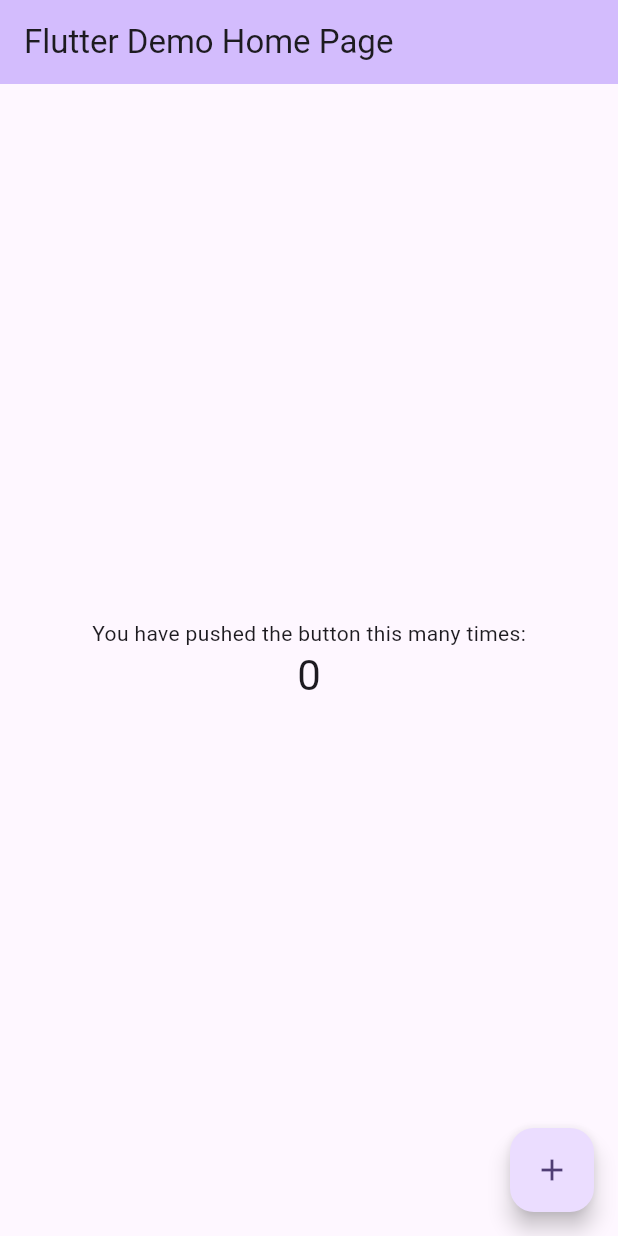
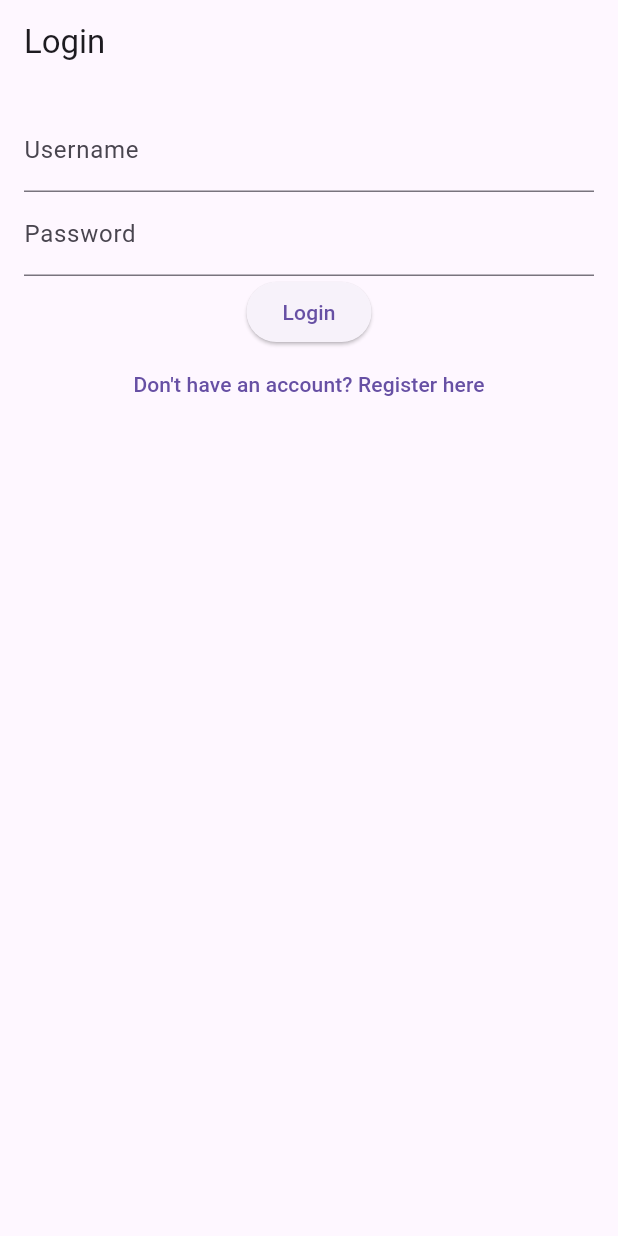
Before and after one commit to Cypher-O/chat, a Flutter app: the screen it shows after launch, on a phone screen of 412 x 824 dp. Run offline on Flutter 3.47's test engine with Material 3 defaults, Android fonts, the phone set to English and light mode, and no system bars; our stand-ins replace flutter_secure_storage.

```diff
--- a/lib/main.dart
+++ b/lib/main.dart
@@ -1,4 +1,9 @@
+import 'package:chat/screens/register_screen.dart';
 import 'package:flutter/material.dart';
+import 'package:provider/provider.dart';
+import 'package:chat/screens/login_screen.dart';
+import 'package:chat/services/api_service.dart';
+import 'package:chat/services/websocket_service.dart';
 
 void main() {
   runApp(const MyApp());
@@ -7,119 +12,19 @@ void main() {
 class MyApp extends StatelessWidget {
   const MyApp({super.key});
 
-  // This widget is the root of your application.
   @override
   Widget build(BuildContext context) {
-    return MaterialApp(
-      title: 'Flutter Demo',
-      theme: ThemeData(
-        // This is the theme of your application.
-        //
-        // TRY THIS: Try running your application with "flutter run". You'll see
-        // the application has a purple toolbar. Then, without quitting the app,
-        // try changing the seedColor in the colorScheme below to Colors.green
-        // and then invoke "hot reload" (save your changes or press the "hot
-        // reload" button in a Flutter-supported IDE, or press "r" if you used
-        // the command line to start the app).
-        //
-        // Notice that the counter didn't reset back to zero; the application
-        // state is not lost during the reload. To reset the state, use hot
-        // restart instead.
-        //
-        // This works for code too, not just values: Most code changes can be
-        // tested with just a hot reload.
-        colorScheme: ColorScheme.fromSeed(seedColor: Colors.deepPurple),
-        useMaterial3: true,
+    return MultiProvider(
+      providers: [
+        Provider(create: (_) => ApiService()),
+        Provider(create: (_) => WebSocketService()),
+      ],
+      child: MaterialApp(
+        home: const LoginScreen(),
+        routes: {
+          '/register': (context) => const RegisterScreen(),
+        },
       ),
-      home: const MyHomePage(title: 'Flutter Demo Home Page'),
     );
   }
 }
-
-class MyHomePage extends StatefulWidget {
-  const MyHomePage({super.key, required this.title});
-
-  // This widget is the home page of your application. It is stateful, meaning
-  // that it has a State object (defined below) that contains fields that affect
-  // how it looks.
-
-  // This class is the configuration for the state. It holds the values (in this
-  // case the title) provided by the parent (in this case the App widget) and
-  // used by the build method of the State. Fields in a Widget subclass are
-  // always marked "final".
-
-  final String title;
-
-  @override
-  State<MyHomePage> createState() => _MyHomePageState();
-}
-
-class _MyHomePageState extends State<MyHomePage> {
-  int _counter = 0;
-
-  void _incrementCounter() {
-    setState(() {
-      // This call to setState tells the Flutter framework that something has
-      // changed in this State, which causes it to rerun the build method below
-      // so that the display can reflect the updated values. If we changed
-      // _counter without calling setState(), then the build method would not be
-      // called again, and so nothing would appear to happen.
-      _counter++;
-    });
-  }
-
-  @override
-  Widget build(BuildContext context) {
-    // This method is rerun every time setState is called, for instance as done
-    // by the _incrementCounter method above.
-    //
-    // The Flutter framework has been optimized to make rerunning build methods
-    // fast, so that you can just rebuild anything that needs updating rather
-    // than having to individually change instances of widgets.
-    return Scaffold(
-      appBar: AppBar(
-        // TRY THIS: Try changing the color here to a specific color (to
-        // Colors.amber, perhaps?) and trigger a hot reload to see the AppBar
-        // change color while the other colors stay the same.
-        backgroundColor: Theme.of(context).colorScheme.inversePrimary,
-        // Here we take the value from the MyHomePage object that was created by
-        // the App.build method, and use it to set our appbar title.
-        title: Text(widget.title),
-      ),
-      body: Center(
-        // Center is a layout widget. It takes a single child and positions it
-        // in the middle of the parent.
-        child: Column(
-          // Column is also a layout widget. It takes a list of children and
-          // arranges them vertically. By default, it sizes itself to fit its
-          // children horizontally, and tries to be as tall as its parent.
-          //
-          // Column has various properties to control how it sizes itself and
-          // how it positions its children. Here we use mainAxisAlignment to
-          // center the children vertically; the main axis here is the vertical
-          // axis because Columns are vertical (the cross axis would be
-          // horizontal).
-          //
-          // TRY THIS: Invoke "debug painting" (choose the "Toggle Debug Paint"
-          // action in the IDE, or press "p" in the console), to see the
-          // wireframe for each widget.
-          mainAxisAlignment: MainAxisAlignment.center,
-          children: <Widget>[
-            const Text(
-              'You have pushed the button this many times:',
-            ),
-            Text(
-              '$_counter',
-              style: Theme.of(context).textTheme.headlineMedium,
-            ),
-          ],
-        ),
-      ),
-      floatingActionButton: FloatingActionButton(
-        onPressed: _incrementCounter,
-        tooltip: 'Increment',
-        child: const Icon(Icons.add),
-      ), // This trailing comma makes auto-formatting nicer for build methods.
-    );
-  }
-}
--- /dev/null
+++ b/lib/screens/login_screen.dart
@@ -0,0 +1,118 @@
+import 'package:chat/screens/register_screen.dart';
+import 'package:flutter/material.dart';
+import 'package:provider/provider.dart';
+import 'package:chat/services/api_service.dart';
+import 'package:chat/screens/chat_screen.dart';
+
+class LoginScreen extends StatefulWidget {
+  const LoginScreen({super.key});
+
+  @override
+  LoginScreenState createState() => LoginScreenState();
+}
+
+class LoginScreenState extends State<LoginScreen> {
+  final TextEditingController _usernameController = TextEditingController();
+  final TextEditingController _passwordController = TextEditingController();
+
+  void _login() async {
+    final api = Provider.of<ApiService>(context, listen: false);
+    final response = await api.loginUser({
+      'username': _usernameController.text,
+      'password': _passwordController.text,
+    });
+
+    if (response.statusCode == 200) {
+      Navigator.pushReplacement(
+        context,
+        MaterialPageRoute(builder: (context) => const ChatScreen()),
+      );
+    } else {
+      // Handle error
+    }
+  }
+
+  @override
+  Widget build(BuildContext context) {
+    return Scaffold(
+      appBar: AppBar(title: const Text('Login')),
+      body: Padding(
+        padding: const EdgeInsets.all(16.0),
+        child: Column(
+          children: [
+            TextField(
+              controller: _usernameController,
+              decoration: const InputDecoration(labelText: 'Username'),
+            ),
+            TextField(
+              controller: _passwordController,
+              decoration: const InputDecoration(labelText: 'Password'),
+              obscureText: true,
+            ),
+            ElevatedButton(
+              onPressed: _login,
+              child: const Text('Login'),
+            ),
+            TextButton(
+              onPressed: () {
+                Navigator.push(
+                  context,
+                  MaterialPageRoute(builder: (context) => const RegisterScreen()),
+                );
+              },
+              child: const Text('Don\'t have an account? Register here'),
+            ),
+          ],
+        ),
+      ),
+    );
+  }
+}
+
+//   final TextEditingController _usernameController = TextEditingController();
+//   final TextEditingController _passwordController = TextEditingController();
+
+//   void _login() async {
+//     final api = Provider.of<ApiService>(context, listen: false);
+//     final response = await api.loginUser({
+//       'username': _usernameController.text,
+//       'password': _passwordController.text,
+//     });
+
+//     if (response.statusCode == 200) {
+//       Navigator.pushReplacement(
+//         context,
+//         MaterialPageRoute(builder: (context) => const ChatScreen()),
+//       );
+//     } else {
+//       // Handle error
+//     }
+//   }
+
+//   @override
+//   Widget build(BuildContext context) {
+//     return Scaffold(
+//       appBar: AppBar(title: const Text('Login')),
+//       body: Padding(
+//         padding: const EdgeInsets.all(16.0),
+//         child: Column(
+//           children: [
+//             TextField(
+//               controller: _usernameController,
+//               decoration: const InputDecoration(labelText: 'Username'),
+//             ),
+//             TextField(
+//               controller: _passwordController,
+//               decoration: const InputDecoration(labelText: 'Password'),
+//               obscureText: true,
+//             ),
+//             ElevatedButton(
+//               onPressed: _login,
+//               child: const Text('Login'),
+//             ),
+//           ],
+//         ),
+//       ),
+//     );
+//   }
+// }
```
Also changed, not shown: lib/screens/chat_screen.dart (added, +85 -0 lines), lib/screens/register_screen.dart (added, +84 -0 lines), lib/services/api_service.dart (added, +41 -0 lines), lib/services/websocket_service.dart (added, +25 -0 lines), pubspec.yaml (+8 -0 lines), pubspec.lock, 5 other files.
